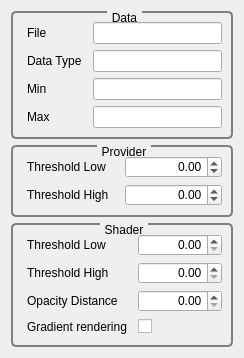
The window that Development/Tutorials/ViewerPlugins/GvRAWDataLoader/Ui/GvtQCustomEditor.ui (Roaanf/Roland_Greffe-Master_Thesis) describes before a commit, drawn with Qt 5.
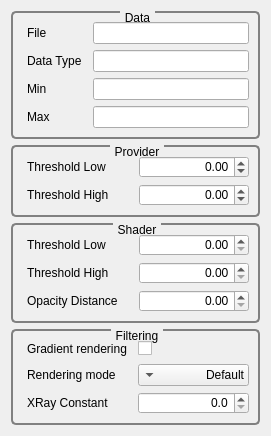
The same window after the commit.

Commit message: Added new rendering filters

Patch:
```diff
--- a/Development/Tutorials/ViewerPlugins/GvRAWDataLoader/Ui/GvtQCustomEditor.ui
+++ b/Development/Tutorials/ViewerPlugins/GvRAWDataLoader/Ui/GvtQCustomEditor.ui
@@ -275,20 +275,110 @@
         </property>
        </widget>
       </item>
-       <item row="4" column="0">
-         <widget class="QLabel" name="label_82">
-           <property name="text">
-             <string>Gradient rendering</string>
-           </property>
-         </widget>
-       </item>
-       <item row="4" column="1">
-         <widget class="QCheckBox" name="_gradientRenderingCheckBox">
-         </widget>
-       </item>
      </layout>
     </widget>
    </item>
+    <item>
+      <widget class="QGroupBox" name="groupBox_5">
+        <property name="title">
+          <string>Filtering</string>
+        </property>
+        <layout class="QGridLayout" name="gridLayout_1">
+          <item row="1" column="0">
+            <widget class="QLabel" name="label_82">
+              <property name="text">
+                <string>Gradient rendering</string>
+              </property>
+            </widget>
+          </item>
+          <item row="1" column="1">
+            <widget class="QCheckBox" name="_gradientRenderingCheckBox">
+            </widget>
+          </item>
+          <item row="2" column="0">
+            <widget class="QLabel" name="label_42">
+              <property name="text">
+                <string>Rendering mode</string>
+              </property>
+            </widget>
+          </item>
+          <item row="2" column="1">
+            <widget class="QComboBox" name="_renderModeComboBox">
+              <property name="toolTip">
+                <string>Render mode</string>
+              </property>
+              <property name="layoutDirection">
+                <enum>Qt::RightToLeft</enum>
+              </property>
+              <property name="currentIndex">
+                <number>0</number>
+              </property>
+              <item>
+                <property name="text">
+                  <string>Default</string>
+                </property>
+              </item>
+              <item>
+                <property name="text">
+                  <string>Isosurface</string>
+                </property>
+              </item>
+              <item>
+                <property name="text">
+                  <string>Max intensity</string>
+                </property>
+              </item>
+              <item>
+                <property name="text">
+                  <string>Mean Intensity</string>
+                </property>
+              </item>
+              <item>
+                <property name="text">
+                  <string>XRay</string>
+                </property>
+              </item>
+              <item>
+                <property name="text">
+                  <string>XRay Gradient</string>
+                </property>
+              </item>
+              <item>
+                <property name="text">
+                  <string>XRay Color</string>
+                </property>
+              </item>
+            </widget>
+          </item>
+          <item row="3" column="0">
+            <widget class="QLabel" name="label_43">
+              <property name="text">
+                <string>XRay Constant</string>
+              </property>
+            </widget>
+          </item>
+          <item row="3" column="1">
+            <widget class="QDoubleSpinBox" name="_xRayConst">
+              <property name="alignment">
+                <set>Qt::AlignRight|Qt::AlignTrailing|Qt::AlignVCenter</set>
+              </property>
+              <property name="decimals">
+                <number>1</number>
+              </property>
+              <property name="minimum">
+                <double>0.000000000000000</double>
+              </property>
+              <property name="maximum">
+                <double>400.000000000000000</double>
+              </property>
+              <property name="singleStep">
+                <double>1.000000000000000</double>
+              </property>
+            </widget>
+          </item>
+        </layout>
+      </widget>
+    </item>
    <item>
     <spacer name="verticalSpacer">
      <property name="orientation">
```
The commit also changes 5 other files.
